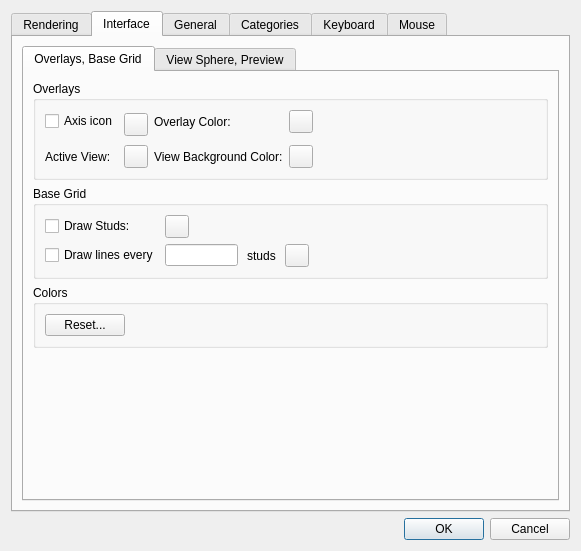
Qt form lclib/qt/lc_qpreferencesdialog.ui (trevorsandy/lpub3d-ci) before a commit.
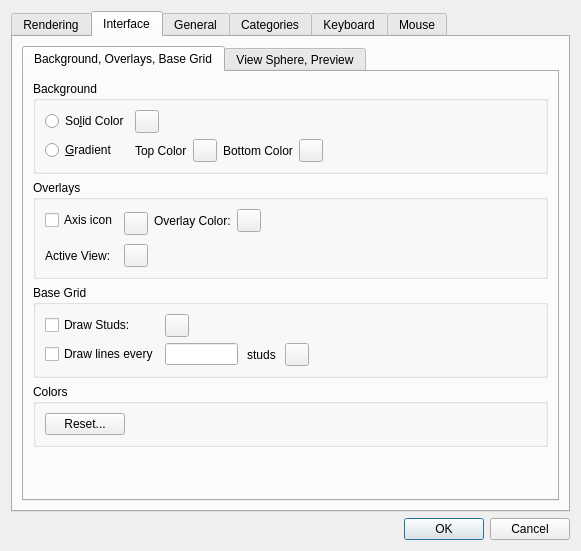
The same form after that commit. The open tabs and pages were chosen to show the change. Icons and pictures are not drawn.

Patch:
```diff
--- a/lclib/qt/lc_qpreferencesdialog.ui
+++ b/lclib/qt/lc_qpreferencesdialog.ui
@@ -599,9 +599,101 @@
          </property>
          <widget class="QWidget" name="tab_3">
           <attribute name="title">
-           <string>Overlays, Base Grid</string>
+           <string>Background, Overlays, Base Grid</string>
           </attribute>
           <layout class="QVBoxLayout" name="verticalLayout">
+           <item>
+            <widget class="QGroupBox" name="groupBox_9">
+             <property name="title">
+              <string>Background</string>
+             </property>
+             <layout class="QGridLayout" name="gridLayout_10">
+              <item row="0" column="1">
+               <layout class="QHBoxLayout" name="horizontalLayout_11">
+                <item>
+                 <widget class="QToolButton" name="BackgroundSolidColorButton">
+                  <property name="text">
+                   <string/>
+                  </property>
+                 </widget>
+                </item>
+                <item>
+                 <spacer name="horizontalSpacer_13">
+                  <property name="orientation">
+                   <enum>Qt::Horizontal</enum>
+                  </property>
+                  <property name="sizeHint" stdset="0">
+                   <size>
+                    <width>40</width>
+                    <height>20</height>
+                   </size>
+                  </property>
+                 </spacer>
+                </item>
+               </layout>
+              </item>
+              <item row="0" column="0">
+               <widget class="QRadioButton" name="BackgroundSolidRadio">
+                <property name="text">
+                 <string>So&amp;lid Color</string>
+                </property>
+               </widget>
+              </item>
+              <item row="1" column="1">
+               <layout class="QHBoxLayout" name="horizontalLayout_15">
+                <item>
+                 <widget class="QLabel" name="label_34">
+                  <property name="text">
+                   <string>Top Color</string>
+                  </property>
+                 </widget>
+                </item>
+                <item>
+                 <widget class="QToolButton" name="BackgroundGradient1ColorButton">
+                  <property name="text">
+                   <string/>
+                  </property>
+                 </widget>
+                </item>
+                <item>
+                 <widget class="QLabel" name="label_35">
+                  <property name="text">
+                   <string>Bottom Color</string>
+                  </property>
+                 </widget>
+                </item>
+                <item>
+                 <widget class="QToolButton" name="BackgroundGradient2ColorButton">
+                  <property name="text">
+                   <string/>
+                  </property>
+                 </widget>
+                </item>
+                <item>
+                 <spacer name="horizontalSpacer_14">
+                  <property name="orientation">
+                   <enum>Qt::Horizontal</enum>
+                  </property>
+                  <property name="sizeHint" stdset="0">
+                   <size>
+                    <width>40</width>
+                    <height>20</height>
+                   </size>
+                  </property>
+                 </spacer>
+                </item>
+               </layout>
+              </item>
+              <item row="1" column="0">
+               <widget class="QRadioButton" name="BackgroundGradientRadio">
+                <property name="text">
+                 <string>&amp;Gradient</string>
+                </property>
+               </widget>
+              </item>
+             </layout>
+            </widget>
+           </item>
            <item>
             <widget class="QGroupBox" name="groupBox_8">
              <property name="title">
@@ -663,20 +755,6 @@
                 </property>
                </widget>
               </item>
-              <item row="2" column="4">
-               <widget class="QToolButton" name="BackgroundColorButton">
-                <property name="text">
-                 <string/>
-                </property>
-               </widget>
-              </item>
-              <item row="2" column="3">
-               <widget class="QLabel" name="label">
-                <property name="text">
-                 <string>View Background Color:</string>
-                </property>
-               </widget>
-              </item>
              </layout>
             </widget>
            </item>
```
Left out of the diff: 18 changed lines with no effect on the pictures.
